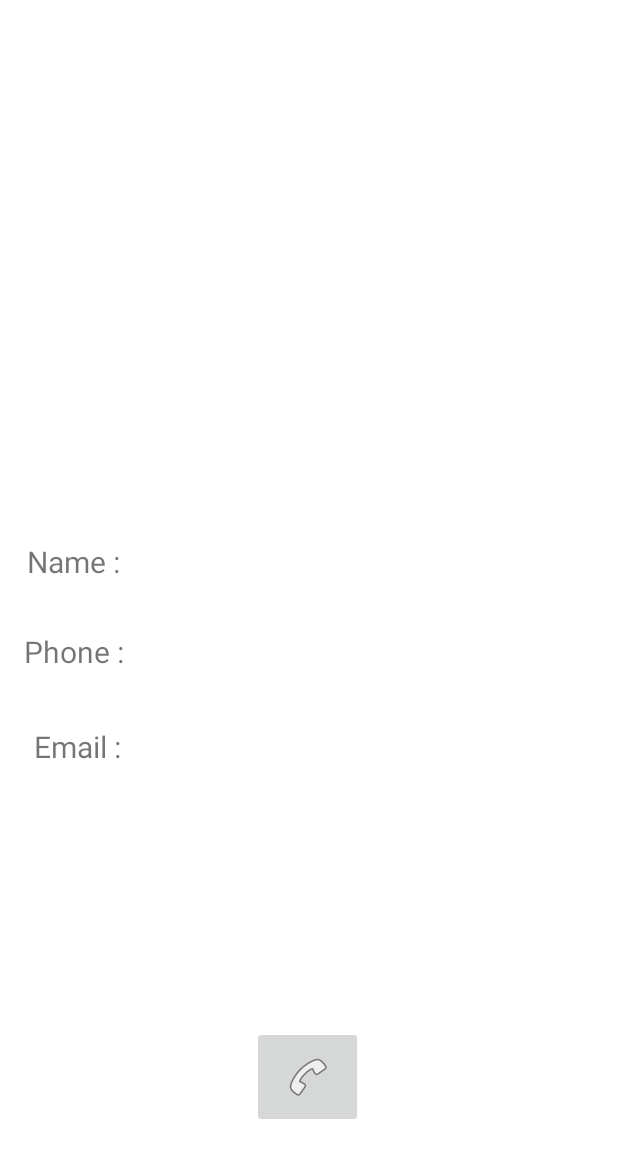
After one commit to yjsohn/MadCamp1, an Android app: the InfoActivity screen opened directly, with no data from a screen before it, on a phone screen of 412 x 824 dp. The commit adds this screen. Shown: the top 1158 px of the screen. Run offline under Robolectric (Android 15) with nearby library versions, the light colour scheme and no system bars.

Commit message:
tab1 - fix

```diff
--- a/app/src/main/java/com/example/basicapplicationfunction/Fragment3.java
+++ b/app/src/main/java/com/example/basicapplicationfunction/Fragment3.java
@@ -40,12 +40,11 @@ public class Fragment3 extends Fragment {
         return fragment3;
     }
 
-
     @Override
     public View onCreateView(LayoutInflater inflater, ViewGroup container,
                              Bundle savedInstanceState) {
         view = inflater.inflate(R.layout.fragment3, container, false);
-
+/*
         final TimePicker picker = (TimePicker) view.findViewById(R.id.timePicker);
         picker.setIs24HourView(true);
 
@@ -121,9 +120,10 @@ public class Fragment3 extends Fragment {
 
                 diaryNotification(calendar);
             }
-        });
+        });*/
         return view;
     }
+
     void diaryNotification(Calendar calendar)
     {
 //        PreferenceManager.setDefaultValues(this, R.xml.preferences, false);
--- /dev/null
+++ b/app/src/main/java/com/example/basicapplicationfunction/InfoActivity.java
@@ -0,0 +1,38 @@
+package com.example.basicapplicationfunction;
+
+import androidx.appcompat.app.AppCompatActivity;
+
+import android.content.Intent;
+import android.net.Uri;
+import android.os.Bundle;
+import android.view.View;
+import android.widget.ImageView;
+import android.widget.TextView;
+
+import org.w3c.dom.Text;
+
+public class InfoActivity extends AppCompatActivity {
+
+    @Override
+    protected void onCreate(Bundle savedInstanceState) {
+        super.onCreate(savedInstanceState);
+        setContentView(R.layout.activity_info);
+
+        ImageView image = findViewById(R.id.imageView);
+        TextView name = findViewById(R.id.textView6);
+        TextView phone = findViewById(R.id.textView7);
+        TextView email = findViewById(R.id.textView8);
+
+        Intent Intent = getIntent();
+        name.setText(Intent.getStringExtra("name"));
+        phone.setText(Intent.getStringExtra("phone"));
+        email.setText(Intent.getStringExtra("email"));
+        image.setImageBitmap(getIntent().getParcelableExtra("image"));
+    }
+
+    public void mOnCall(View v){
+        TextView phone = findViewById(R.id.textView7);
+        Intent call = new Intent(Intent.ACTION_CALL, Uri.parse("tel:" + phone.getText().toString()));
+        startActivity(call);
+    }
+}
--- /dev/null
+++ b/app/src/main/res/layout/activity_info.xml
@@ -0,0 +1,107 @@
+<?xml version="1.0" encoding="utf-8"?>
+<androidx.constraintlayout.widget.ConstraintLayout xmlns:android="http://schemas.android.com/apk/res/android"
+    xmlns:app="http://schemas.android.com/apk/res-auto"
+    xmlns:tools="http://schemas.android.com/tools"
+    android:layout_width="match_parent"
+    android:layout_height="match_parent"
+    tools:context=".InfoActivity">
+
+    <ImageView
+        android:id="@+id/imageView"
+        android:layout_width="197dp"
+        android:layout_height="210dp"
+        app:layout_constraintBottom_toBottomOf="parent"
+        app:layout_constraintEnd_toEndOf="parent"
+        app:layout_constraintHorizontal_bias="0.498"
+        app:layout_constraintStart_toStartOf="parent"
+        app:layout_constraintTop_toTopOf="parent"
+        app:layout_constraintVertical_bias="0.154"
+        tools:srcCompat="@tools:sample/avatars" />
+
+    <TextView
+        android:id="@+id/textView2"
+        android:layout_width="67dp"
+        android:layout_height="28dp"
+        android:layout_marginTop="56dp"
+        android:text="Name :"
+        android:textSize="20sp"
+        app:layout_constraintEnd_toEndOf="parent"
+        app:layout_constraintHorizontal_bias="0.052"
+        app:layout_constraintStart_toStartOf="parent"
+        app:layout_constraintTop_toBottomOf="@+id/imageView" />
+
+    <TextView
+        android:id="@+id/textView3"
+        android:layout_width="69dp"
+        android:layout_height="27dp"
+        android:layout_marginTop="32dp"
+        android:text="Phone :"
+        android:textSize="20sp"
+        app:layout_constraintEnd_toEndOf="parent"
+        app:layout_constraintHorizontal_bias="0.046"
+        app:layout_constraintStart_toStartOf="parent"
+        app:layout_constraintTop_toBottomOf="@+id/textView2" />
+
+    <TextView
+        android:id="@+id/textView4"
+        android:layout_width="62dp"
+        android:layout_height="30dp"
+        android:layout_marginTop="36dp"
+        android:text="Email :"
+        android:textSize="20sp"
+        app:layout_constraintEnd_toEndOf="parent"
+        app:layout_constraintHorizontal_bias="0.065"
+        app:layout_constraintStart_toStartOf="parent"
+        app:layout_constraintTop_toBottomOf="@+id/textView3" />
+
+    <TextView
+        android:id="@+id/textView6"
+        android:layout_width="86dp"
+        android:layout_height="30dp"
+        android:layout_marginStart="12dp"
+        android:layout_marginTop="56dp"
+        android:text="TextView"
+        android:textSize="20sp"
+        app:layout_constraintEnd_toEndOf="parent"
+        app:layout_constraintHorizontal_bias="0.0"
+        app:layout_constraintStart_toEndOf="@+id/textView2"
+        app:layout_constraintTop_toBottomOf="@+id/imageView" />
+
+    <TextView
+        android:id="@+id/textView7"
+        android:layout_width="258dp"
+        android:layout_height="24dp"
+        android:layout_marginStart="12dp"
+        android:layout_marginTop="32dp"
+        android:text="TextView"
+        android:textSize="20sp"
+        app:layout_constraintEnd_toEndOf="parent"
+        app:layout_constraintHorizontal_bias="0.0"
+        app:layout_constraintStart_toEndOf="@+id/textView3"
+        app:layout_constraintTop_toBottomOf="@+id/textView6" />
+
+    <TextView
+        android:id="@+id/textView8"
+        android:layout_width="277dp"
+        android:layout_height="25dp"
+        android:layout_marginStart="12dp"
+        android:layout_marginTop="40dp"
+        android:text="TextView"
+        android:textSize="20sp"
+        app:layout_constraintEnd_toEndOf="parent"
+        app:layout_constraintHorizontal_bias="0.0"
+        app:layout_constraintStart_toEndOf="@+id/textView4"
+        app:layout_constraintTop_toBottomOf="@+id/textView7" />
+
+    <ImageButton
+        android:id="@+id/imageButton"
+        android:layout_width="74dp"
+        android:layout_height="68dp"
+        android:layout_marginBottom="72dp"
+        android:onClick="mOnCall"
+        app:layout_constraintBottom_toBottomOf="parent"
+        app:layout_constraintEnd_toEndOf="parent"
+        app:layout_constraintHorizontal_bias="0.498"
+        app:layout_constraintStart_toStartOf="parent"
+        app:srcCompat="@android:drawable/ic_menu_call" />
+</androidx.constraintlayout.widget.ConstraintLayout>
```
Also changed, not shown: app/src/main/AndroidManifest.xml (+9 -6 lines), app/src/main/java/com/example/basicapplicationfunction/AlarmActivity.java (added, +14 -0 lines), app/src/main/java/com/example/basicapplicationfunction/Fragment1.java (+91 -4 lines), app/src/main/java/com/example/basicapplicationfunction/MainActivity.java (+13 -3 lines), app/src/main/java/com/example/basicapplicationfunction/list_item.java (+11 -1 lines), app/src/main/res/layout/activity_alarm.xml (added, +34 -0 lines), app/src/main/res/layout/fragment3.xml (+9 -23 lines).
